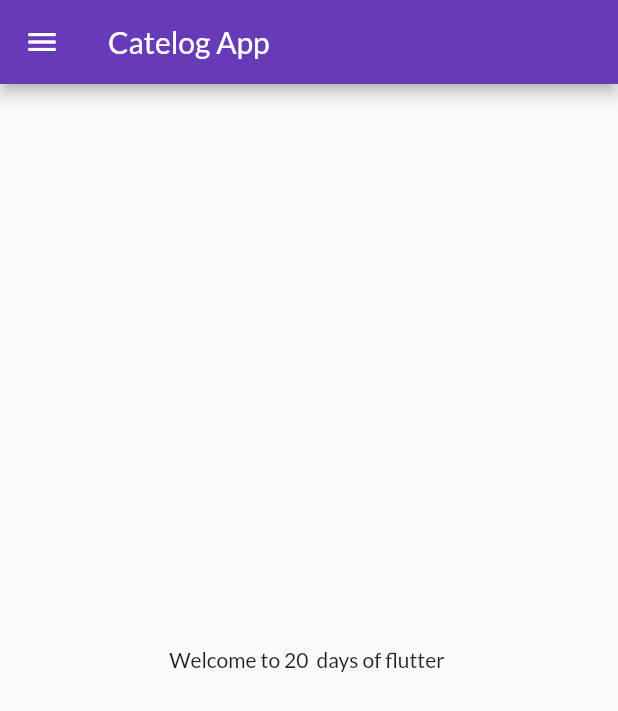
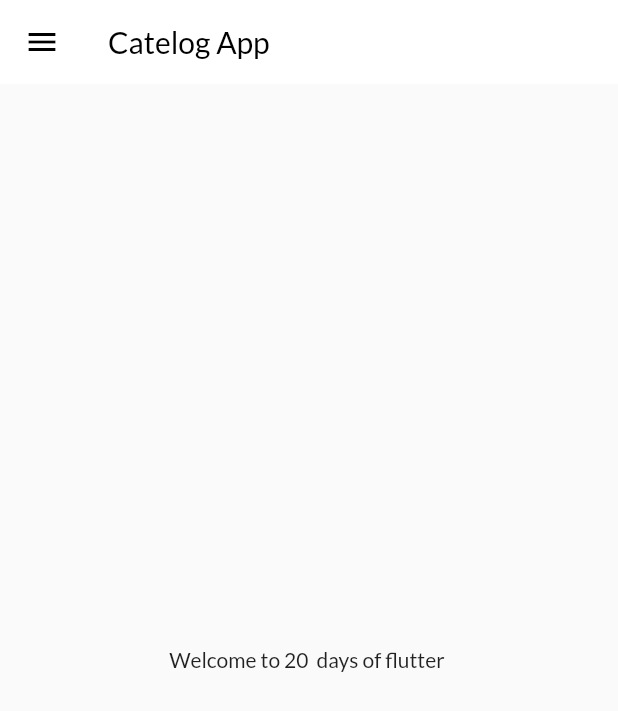
Before and after one commit to alaminsheikh01/30-days-flutter, a Flutter app: the screen it shows after launch, on a phone screen of 412 x 824 dp. Shown: the top 711 px of the screen. Run offline on Flutter 3.47's test engine with Material 2 defaults, Android fonts, the phone set to English and light mode, and no system bars; our stand-ins replace google_fonts.

Commit message:
simple cuotomization on appbar

```diff
--- a/lib/pages/home_page.dart
+++ b/lib/pages/home_page.dart
@@ -19,7 +19,15 @@ class HomePage extends StatelessWidget {
       ),
       home: Scaffold(
         appBar: AppBar(
-          title: Text("Catelog App"),
+          backgroundColor: Colors.white,
+          elevation: 0.0,
+          iconTheme: IconThemeData(color: Colors.black),
+          title: Text(
+            "Catelog App",
+            style: TextStyle(
+              color: Colors.black,
+            ),
+          ),
         ),
         body: Center(
           child: Container(
```
